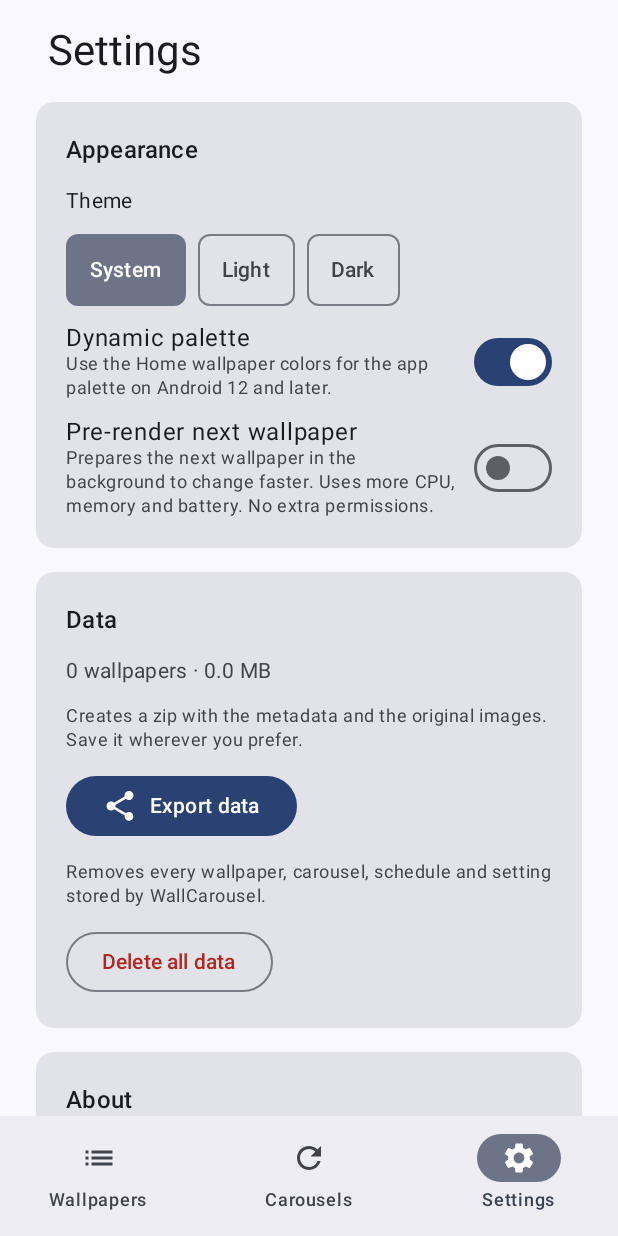
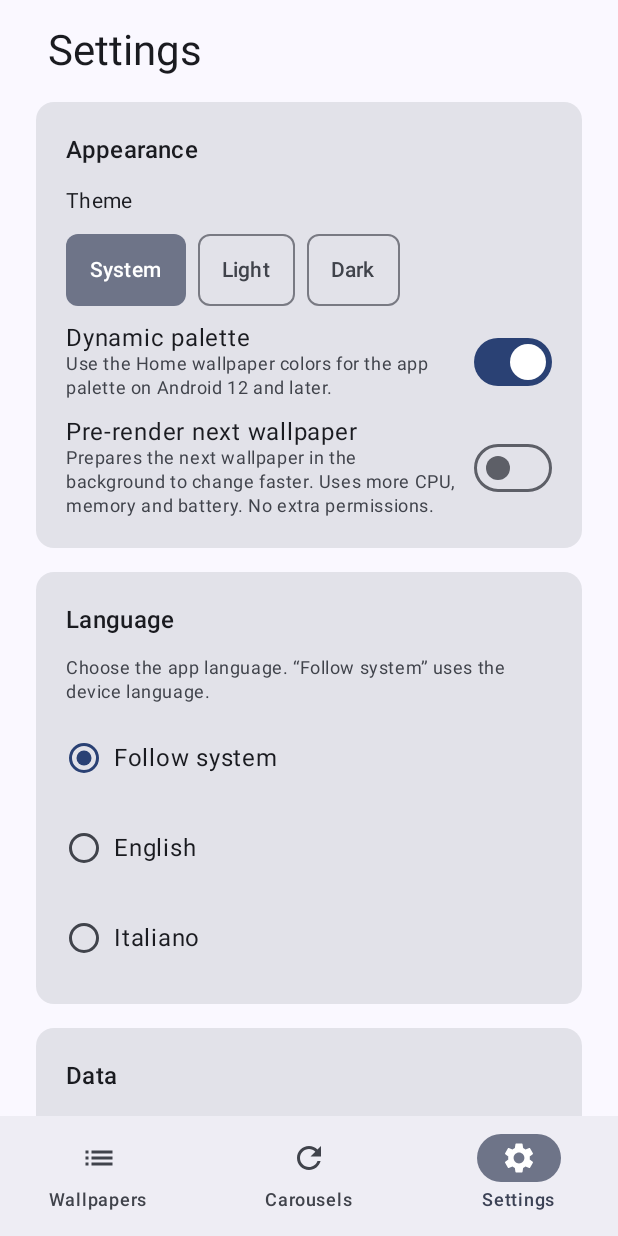
Before and after one commit to Megaantony00/WallCarousel, an Android app built with Jetpack Compose: the screen it shows after launch (MainActivity), item 3 of the bottom bar chosen, on a phone screen of 412 x 824 dp. Run offline under Robolectric (Android 15) with nearby library versions, the phone set to English and light mode, and no system bars.

Commit message:
Release 1.10

```diff
--- a/app/build.gradle.kts
+++ b/app/build.gradle.kts
@@ -23,8 +23,8 @@ android {
     applicationId = "com.wallcarousel.app"
     minSdk = 29
     targetSdk = 36
-    versionCode = 10
-    versionName = "1.9"
+    versionCode = 11
+    versionName = "1.10"
   }
 
   signingConfigs {
--- /dev/null
+++ b/app/src/main/kotlin/com/wallcarousel/app/AppLanguage.kt
@@ -0,0 +1,40 @@
+// SPDX-License-Identifier: GPL-3.0-or-later
+package com.wallcarousel.app
+
+import android.content.Context
+import android.content.res.Configuration
+import java.util.Locale
+
+/**
+ * In-app language override. The absence of a saved tag means "follow system".
+ *
+ * To add a translation, create res/values-xx/strings.xml and add its tag to
+ * R.array.app_languages; the picker builds its labels from the locales.
+ */
+object AppLanguage {
+  private const val PREFS = "language_prefs"
+  private const val KEY = "language_tag"
+
+  fun selectedTag(context: Context): String? =
+    context.getSharedPreferences(PREFS, Context.MODE_PRIVATE)
+      .getString(KEY, null)
+      ?.takeIf { it.isNotBlank() }
+
+  fun setSelectedTag(context: Context, tag: String?) {
+    context.getSharedPreferences(PREFS, Context.MODE_PRIVATE)
+      .edit()
+      .apply {
+        if (tag.isNullOrBlank()) remove(KEY) else putString(KEY, tag)
+      }
+      .apply()
+  }
+
+  /** Wraps [context] with the saved locale, or returns it unchanged. */
+  fun wrap(context: Context): Context {
+    val tag = selectedTag(context) ?: return context
+    val locale = Locale.forLanguageTag(tag)
+    val configuration = Configuration(context.resources.configuration)
+    configuration.setLocale(locale)
+    return context.createConfigurationContext(configuration)
+  }
+}
--- a/app/src/main/kotlin/com/wallcarousel/app/MainActivity.kt
+++ b/app/src/main/kotlin/com/wallcarousel/app/MainActivity.kt
@@ -1,6 +1,7 @@
 // SPDX-License-Identifier: GPL-3.0-or-later
 package com.wallcarousel.app
 
+import android.content.Context
 import android.os.Bundle
 import androidx.activity.ComponentActivity
 import androidx.activity.compose.setContent
@@ -18,6 +19,10 @@ import com.wallcarousel.app.ui.WallCarouselRoot
 import com.wallcarousel.app.ui.theme.WallCarouselTheme
 
 class MainActivity : ComponentActivity() {
+  override fun attachBaseContext(newBase: Context) {
+    super.attachBaseContext(AppLanguage.wrap(newBase))
+  }
+
   override fun onCreate(savedInstanceState: Bundle?) {
     super.onCreate(savedInstanceState)
     enableEdgeToEdge()
--- a/app/src/main/kotlin/com/wallcarousel/app/WallCarouselApplication.kt
+++ b/app/src/main/kotlin/com/wallcarousel/app/WallCarouselApplication.kt
@@ -15,6 +15,10 @@ import kotlinx.coroutines.launch
 class WallCarouselApplication : Application() {
   lateinit var container: AppContainer
     private set
+
+  override fun attachBaseContext(base: Context) {
+    super.attachBaseContext(AppLanguage.wrap(base))
+  }
 
   override fun onCreate() {
     super.onCreate()
--- a/app/src/main/kotlin/com/wallcarousel/app/ui/settings/SettingsScreen.kt
+++ b/app/src/main/kotlin/com/wallcarousel/app/ui/settings/SettingsScreen.kt
@@ -1,9 +1,13 @@
 // SPDX-License-Identifier: GPL-3.0-or-later
 package com.wallcarousel.app.ui.settings
 
+import android.app.Activity
+import android.content.Context
+import android.content.ContextWrapper
 import android.os.Build
 import androidx.activity.compose.rememberLauncherForActivityResult
 import androidx.activity.result.contract.ActivityResultContracts
+import androidx.compose.foundation.clickable
 import androidx.compose.foundation.layout.Arrangement
 import androidx.compose.foundation.layout.BoxWithConstraints
 import androidx.compose.foundation.layout.Column
@@ -23,6 +27,7 @@ import androidx.compose.material3.FilterChip
 import androidx.compose.material3.Icon
 import androidx.compose.material3.MaterialTheme
 import androidx.compose.material3.OutlinedButton
+import androidx.compose.material3.RadioButton
 import androidx.compose.material3.Switch
 import androidx.compose.material3.Text
 import androidx.compose.runtime.Composable
@@ -39,6 +44,7 @@ import androidx.compose.ui.platform.LocalContext
 import androidx.compose.ui.res.pluralStringResource
 import androidx.compose.ui.res.stringResource
 import androidx.compose.ui.unit.dp
+import com.wallcarousel.app.AppLanguage
 import com.wallcarousel.app.R
 import com.wallcarousel.app.data.model.AppState
 import com.wallcarousel.app.data.model.ThemeMode
@@ -46,12 +52,28 @@ import com.wallcarousel.app.ui.AppViewModel
 import com.wallcarousel.app.ui.components.ConfirmDialog
 import com.wallcarousel.app.ui.components.formatBytes
 import java.time.LocalDate
+import java.util.Locale
 
 @Composable
 fun SettingsScreen(state: AppState, viewModel: AppViewModel) {
   val context = LocalContext.current
   var confirmDelete by rememberSaveable { mutableStateOf(false) }
   var storageBytes by remember { mutableLongStateOf(0L) }
+  val languageTags = remember { context.resources.getStringArray(R.array.app_languages) }
+  val systemLanguageLabel = stringResource(R.string.language_system)
+  val languageOptions = remember(languageTags, systemLanguageLabel) {
+    listOf(LanguageOption(null, systemLanguageLabel)) +
+      languageTags.map { tag ->
+        val locale = Locale.forLanguageTag(tag)
+        val label = locale.getDisplayName(locale).replaceFirstChar { first ->
+          if (first.isLowerCase()) first.titlecase(locale) else first.toString()
+        }
+        LanguageOption(tag, label)
+      }
+  }
+  var selectedLanguage by remember {
+    mutableStateOf(AppLanguage.selectedTag(context)?.takeIf { it in languageTags })
+  }
 
   LaunchedEffect(state.wallpapers) {
     storageBytes = viewModel.storageBytes()
@@ -149,6 +171,40 @@ fun SettingsScreen(state: AppState, viewModel: AppViewModel) {
               checked = state.preRenderNext,
               onCheckedChange = viewModel::setPreRenderNext,
             )
+          }
+        }
+      }
+
+      item {
+        SettingsSection(title = stringResource(R.string.language)) {
+          Text(
+            text = stringResource(R.string.language_summary),
+            style = MaterialTheme.typography.bodySmall,
+            color = MaterialTheme.colorScheme.onSurfaceVariant,
+          )
+          languageOptions.forEach { option ->
+            Row(
+              modifier = Modifier
+                .fillMaxWidth()
+                .heightIn(min = 48.dp)
+                .clickable(enabled = selectedLanguage != option.tag) {
+                  AppLanguage.setSelectedTag(context, option.tag)
+                  selectedLanguage = option.tag
+                  context.findActivity()?.recreate()
+                }
+                .padding(vertical = 4.dp),
+              verticalAlignment = Alignment.CenterVertically,
+              horizontalArrangement = Arrangement.spacedBy(8.dp),
+            ) {
+              RadioButton(
+                selected = selectedLanguage == option.tag,
+                onClick = null,
+              )
+              Text(
+                text = option.label,
+                style = MaterialTheme.typography.bodyLarge,
+              )
+            }
           }
         }
       }
@@ -263,3 +319,11 @@ private fun themeLabel(mode: ThemeMode): Int = when (mode) {
   ThemeMode.LIGHT -> R.string.theme_light
   ThemeMode.DARK -> R.string.theme_dark
 }
+
+private data class LanguageOption(val tag: String?, val label: String)
+
+private tailrec fun Context.findActivity(): Activity? = when (this) {
+  is Activity -> this
+  is ContextWrapper -> baseContext.findActivity()
+  else -> null
+}
--- /dev/null
+++ b/app/src/main/res/values/arrays.xml
@@ -0,0 +1,8 @@
+<?xml version="1.0" encoding="utf-8"?>
+<resources>
+    <!-- Add the tag of every new values-xx/strings.xml translation here. -->
+    <string-array name="app_languages" translatable="false">
+        <item>en</item>
+        <item>it</item>
+    </string-array>
+</resources>
--- a/app/src/main/res/values/strings.xml
+++ b/app/src/main/res/values/strings.xml
@@ -105,6 +105,9 @@
     <string name="theme_system">System</string>
     <string name="theme_light">Light</string>
     <string name="theme_dark">Dark</string>
+    <string name="language">Language</string>
+    <string name="language_summary">Choose the app language. “Follow system” uses the device language.</string>
+    <string name="language_system">Follow system</string>
     <string name="dynamic_color">Dynamic palette</string>
     <string name="dynamic_color_summary">Use the Home wallpaper colors for the app palette on Android 12 and later.</string>
     <string name="pre_render_next">Pre-render next wallpaper</string>
```
Also changed, not shown: 3 other files.
